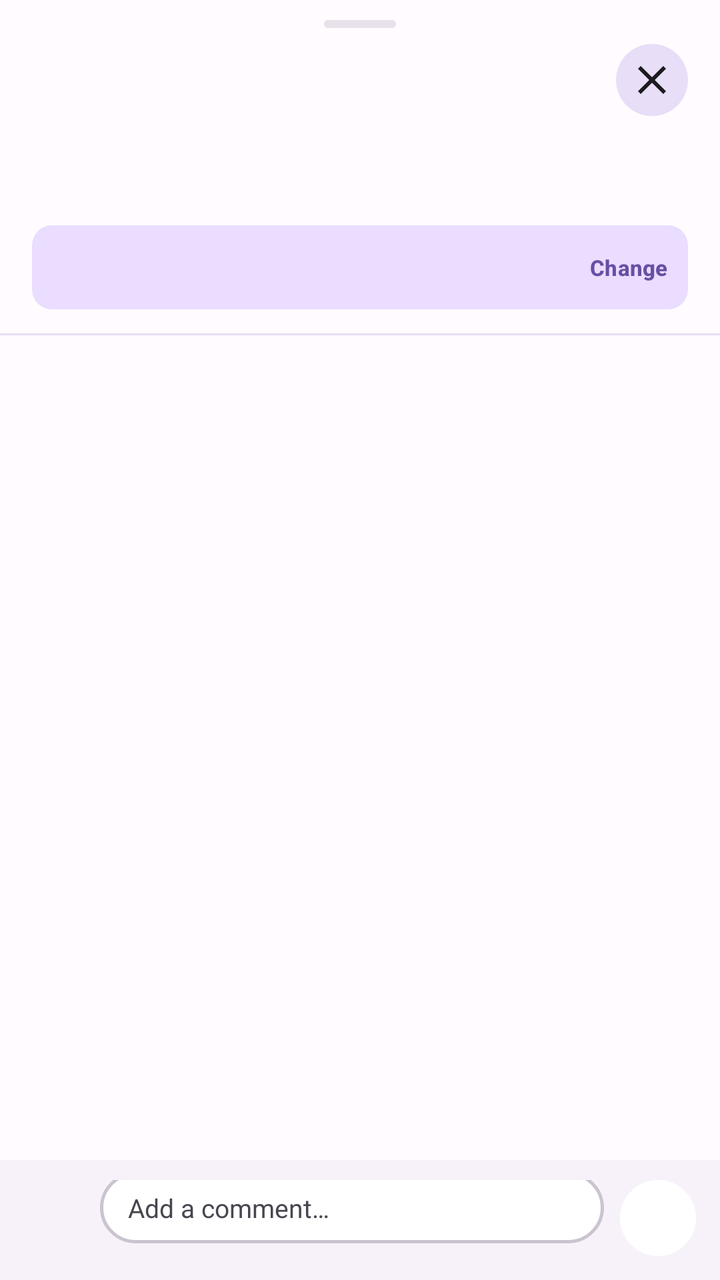
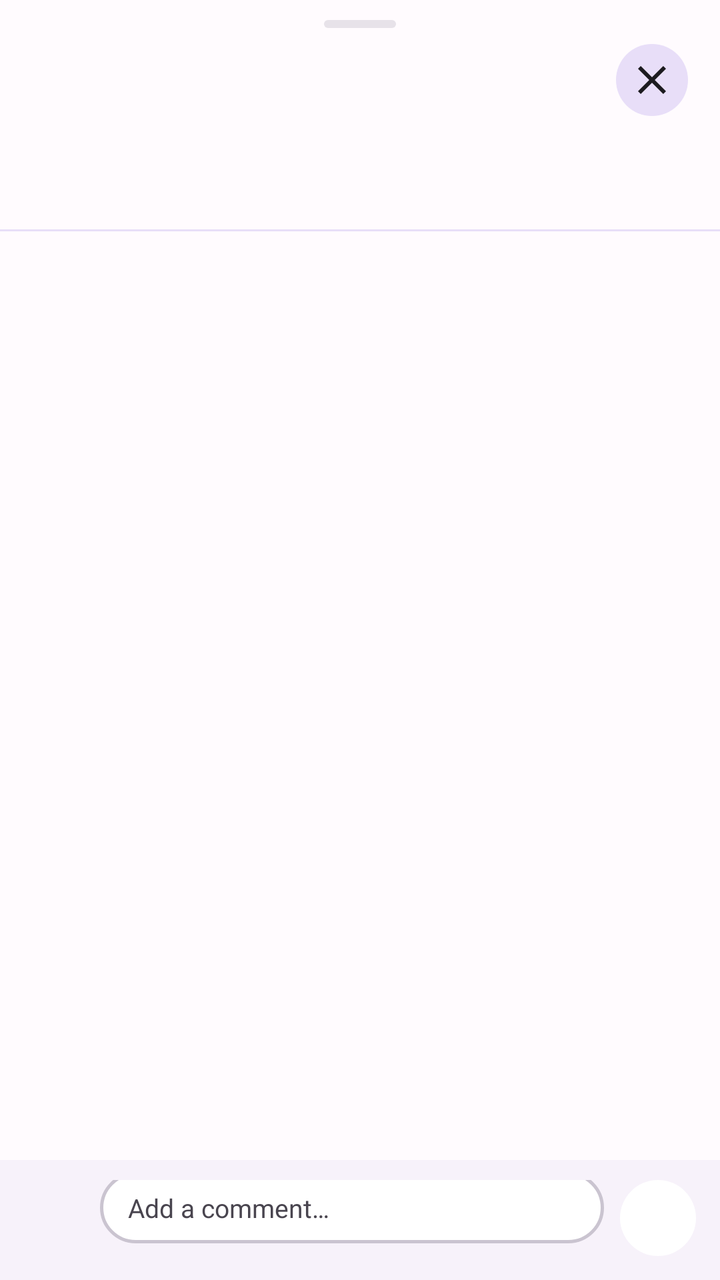

The first picture is an Android layout as it rendered before a commit; the second is the same layout after the commit. The layout source and the unified diff follow.
<!-- AndroidManifest.xml: application theme Theme.PatchBoard -->
<!-- res/layout/sheet_comments.xml -->
<?xml version="1.0" encoding="utf-8"?>
<LinearLayout xmlns:android="http://schemas.android.com/apk/res/android"
    xmlns:app="http://schemas.android.com/apk/res-auto"
    android:id="@+id/sheetRoot"
    android:layout_width="match_parent"
    android:layout_height="match_parent"
    android:orientation="vertical">

    <View
        android:layout_width="36dp"
        android:layout_height="4dp"
        android:layout_gravity="center_horizontal"
        android:layout_marginTop="10dp"
        android:alpha="0.45"
        android:background="@drawable/bg_sheet_handle" />

    
    <LinearLayout
        android:layout_width="match_parent"
        android:layout_height="wrap_content"
        android:orientation="vertical"
        android:paddingStart="16dp"
        android:paddingTop="8dp"
        android:paddingEnd="16dp"
        android:paddingBottom="12dp">

        <LinearLayout
            android:layout_width="match_parent"
            android:layout_height="wrap_content"
            android:gravity="center_vertical"
            android:orientation="horizontal">

            <TextView
                android:id="@+id/tvLocation"
                android:layout_width="wrap_content"
                android:layout_height="wrap_content"
                android:paddingStart="8dp"
                android:paddingTop="2dp"
                android:paddingEnd="8dp"
                android:paddingBottom="2dp"
                android:textSize="11sp"
                android:textStyle="bold" />

            <Space
                android:layout_width="0dp"
                android:layout_height="0dp"
                android:layout_weight="1" />

            <ImageButton
                android:id="@+id/btnClose"
                android:layout_width="36dp"
                android:layout_height="36dp"
                android:background="@drawable/bg_circle_close"
                android:contentDescription="@string/cd_close"
                android:padding="9dp"
                android:src="@drawable/ic_close"
                app:tint="@color/pb_on_surface" />
        </LinearLayout>

        <TextView
            android:id="@+id/tvTitle"
            android:layout_width="match_parent"
            android:layout_height="wrap_content"
            android:layout_marginTop="6dp"
            android:textColor="@color/pb_on_surface"
            android:textSize="15sp"
            android:textStyle="bold" />

        <TextView
            android:id="@+id/tvCount"
            android:layout_width="match_parent"
            android:layout_height="wrap_content"
            android:layout_marginTop="2dp"
            android:layout_marginBottom="10dp"
            android:textColor="@color/pb_on_surface_variant"
            android:textSize="12sp" />

        
        <LinearLayout
            android:layout_width="match_parent"
            android:layout_height="wrap_content"
            android:background="@drawable/bg_user_row"
            android:gravity="center_vertical"
            android:orientation="horizontal"
            android:paddingStart="10dp"
            android:paddingTop="8dp"
            android:paddingEnd="10dp"
            android:paddingBottom="8dp">

            <TextView
                android:id="@+id/tvUserAvatar"
                android:layout_width="26dp"
                android:layout_height="26dp"
                android:layout_marginEnd="8dp" />

            <LinearLayout
                android:id="@+id/userView"
                android:layout_width="0dp"
                android:layout_height="wrap_content"
                android:layout_weight="1"
                android:gravity="center_vertical"
                android:orientation="horizontal">

                <TextView
                    android:id="@+id/tvPostingAs"
                    android:layout_width="0dp"
                    android:layout_height="wrap_content"
                    android:layout_weight="1"
                    android:textColor="@color/pb_on_surface"
                    android:textSize="12sp" />

                <com.google.android.material.button.MaterialButton
                    android:id="@+id/btnChangeUser"
                    style="@style/PatchBoard.TextAction"
                    android:layout_width="wrap_content"
                    android:layout_height="wrap_content"
                    android:text="@string/action_change" />
            </LinearLayout>

            <LinearLayout
                android:id="@+id/userEdit"
                android:layout_width="0dp"
                android:layout_height="wrap_content"
                android:layout_weight="1"
                android:gravity="center_vertical"
                android:orientation="horizontal"
                android:visibility="gone">

                <EditText
                    android:id="@+id/etUserName"
                    style="@style/PatchBoard.Input"
                    android:layout_width="0dp"
                    android:layout_height="wrap_content"
                    android:layout_weight="1"
                    android:hint="@string/hint_your_name"
                    android:imeOptions="actionDone"
                    android:importantForAutofill="no"
                    android:inputType="textPersonName|textCapWords"
                    android:maxLines="1"
                    android:paddingTop="6dp"
                    android:paddingBottom="6dp"
                    android:textSize="12sp" />

                <com.google.android.material.button.MaterialButton
                    android:id="@+id/btnUserOk"
                    style="@style/PatchBoard.PillButton"
                    android:layout_width="wrap_content"
                    android:layout_height="wrap_content"
                    android:layout_marginStart="6dp"
                    android:text="@string/action_ok" />
            </LinearLayout>
        </LinearLayout>
    </LinearLayout>

    <View
        android:layout_width="match_parent"
        android:layout_height="1dp"
        android:background="@color/pb_divider" />

    
    <FrameLayout
        android:layout_width="match_parent"
        android:layout_height="0dp"
        android:layout_weight="1">

        <androidx.recyclerview.widget.RecyclerView
            android:id="@+id/commentsRecycler"
            android:layout_width="match_parent"
            android:layout_height="match_parent"
            android:clipToPadding="false"
            android:paddingBottom="8dp" />

        <LinearLayout
            android:id="@+id/emptyState"
            android:layout_width="match_parent"
            android:layout_height="match_parent"
            android:gravity="center"
            android:orientation="vertical"
            android:visibility="gone">

            <ImageView
                android:layout_width="40dp"
                android:layout_height="40dp"
                android:importantForAccessibility="no"
                android:src="@drawable/ic_comment"
                app:tint="@color/pb_outline" />

            <TextView
                android:layout_width="wrap_content"
                android:layout_height="wrap_content"
                android:layout_marginTop="8dp"
                android:text="@string/comments_empty"
                android:textColor="@color/pb_on_surface_variant"
                android:textSize="13sp" />
        </LinearLayout>
    </FrameLayout>

    
    <LinearLayout
        android:id="@+id/inputBar"
        android:layout_width="match_parent"
        android:layout_height="wrap_content"
        android:background="@color/pb_modal_bg"
        android:gravity="bottom"
        android:orientation="horizontal"
        android:paddingStart="12dp"
        android:paddingTop="10dp"
        android:paddingEnd="12dp"
        android:paddingBottom="12dp">

        <TextView
            android:id="@+id/tvInputAvatar"
            android:layout_width="30dp"
            android:layout_height="30dp"
            android:layout_marginBottom="4dp" />

        <EditText
            android:id="@+id/etComment"
            android:layout_width="0dp"
            android:layout_height="wrap_content"
            android:layout_marginStart="8dp"
            android:layout_marginEnd="8dp"
            android:layout_weight="1"
            android:background="@drawable/bg_input_pill"
            android:hint="@string/hint_add_comment"
            android:importantForAutofill="no"
            android:inputType="textMultiLine|textCapSentences"
            android:maxLines="4"
            android:minLines="1"
            android:overScrollMode="always"
            android:scrollbars="vertical"
            android:paddingStart="14dp"
            android:paddingTop="9dp"
            android:paddingEnd="14dp"
            android:paddingBottom="9dp"
            android:textColor="@color/pb_on_surface"
            android:textColorHint="@color/pb_on_surface_variant"
            android:textSize="13sp" />

        <ImageButton
            android:id="@+id/btnSend"
            android:layout_width="38dp"
            android:layout_height="38dp"
            android:background="@drawable/bg_dot"
            android:contentDescription="@string/cd_send"
            android:padding="9dp"
            android:src="@drawable/ic_send" />
    </LinearLayout>
</LinearLayout>
<!-- resources referenced by this layout -->
<resources>
  <color name="pb_divider">#E8DEF8</color>
  <color name="pb_modal_bg">#F7F2FA</color>
  <color name="pb_on_surface">#1C1B1F</color>
  <color name="pb_on_surface_variant">#49454F</color>
  <color name="pb_outline">#CAC4D0</color>
  <!-- drawable bg_user_row (drawable) -->
  <shape xmlns:android="http://schemas.android.com/apk/res/android" android:shape="rectangle">
      <solid android:color="@color/pb_user_row_bg"/>
      <corners android:radius="10dp"/>
  </shape>
  <string name="action_change">Change</string>
  <string name="action_ok">OK</string>
  <string name="cd_close">Close</string>
  <string name="cd_send">Send</string>
  <string name="comments_empty">No comments yet — be the first!</string>
  <string name="hint_add_comment">Add a comment…</string>
  <string name="hint_your_name">Your name</string>
  <style name="PatchBoard.Input" parent="Widget.AppCompat.EditText">
          <item name="android:background">@drawable/bg_input</item>
          <item name="android:textColor">@color/pb_on_surface</item>
          <item name="android:textColorHint">@color/pb_on_surface_variant</item>
          <item name="android:textSize">13sp</item>
          <item name="android:paddingStart">12dp</item>
          <item name="android:paddingEnd">12dp</item>
          <item name="android:paddingTop">10dp</item>
          <item name="android:paddingBottom">10dp</item>
      </style>
  <style name="PatchBoard.PillButton" parent="Widget.Material3.Button">
          <item name="android:insetTop">0dp</item>
          <item name="android:insetBottom">0dp</item>
          <item name="android:minWidth">0dp</item>
          <item name="android:minHeight">0dp</item>
          <item name="android:paddingStart">14dp</item>
          <item name="android:paddingEnd">14dp</item>
          <item name="android:paddingTop">5dp</item>
          <item name="android:paddingBottom">5dp</item>
          <item name="cornerRadius">20dp</item>
          <item name="backgroundTint">@color/pb_primary</item>
          <item name="android:textColor">@color/pb_on_primary</item>
          <item name="android:textSize">12sp</item>
          <item name="android:textStyle">bold</item>
      </style>
  <style name="PatchBoard.TextAction" parent="Widget.Material3.Button.TextButton">
          <item name="android:insetTop">0dp</item>
          <item name="android:insetBottom">0dp</item>
          <item name="android:minWidth">0dp</item>
          <item name="android:minHeight">0dp</item>
          <item name="android:paddingStart">0dp</item>
          <item name="android:paddingEnd">0dp</item>
          <item name="android:paddingTop">4dp</item>
          <item name="android:paddingBottom">4dp</item>
          <item name="android:textColor">@color/pb_primary</item>
          <item name="android:textSize">11sp</item>
          <item name="android:textStyle">bold</item>
      </style>
  <color name="pb_close_btn_bg">#E8DEF8</color>
  <color name="pb_input_bg">#FFFFFF</color>
  <color name="pb_user_row_bg">#EADDFF</color>
  <!-- drawable bg_input (drawable) -->
  <selector xmlns:android="http://schemas.android.com/apk/res/android">
      <item android:state_focused="true">
          <shape android:shape="rectangle">
              <solid android:color="@color/pb_input_bg"/>
              <corners android:radius="8dp"/>
              <stroke android:width="1.5dp" android:color="@color/pb_primary"/>
          </shape>
      </item>
      <item>
          <shape android:shape="rectangle">
              <solid android:color="@color/pb_input_bg"/>
              <corners android:radius="8dp"/>
              <stroke android:width="1.5dp" android:color="@color/pb_outline"/>
          </shape>
      </item>
  </selector>
  <color name="pb_primary">#6750A4</color>
  <color name="pb_on_primary">#FFFFFF</color>
  <color name="pb_primary_container">#EADDFF</color>
  <color name="pb_on_primary_container">#21005D</color>
  <color name="pb_chip_pressed">#E8DEF8</color>
  <color name="pb_surface">#FFFBFE</color>
  <color name="pb_error">#B3261E</color>
  <color name="pb_bg">#FFFBFE</color>
  <!-- unchanged entries left out for length: 11 -->
</resources>

<!-- the commit's change to res/layout/sheet_comments.xml (unified diff, before → after) -->
@@ -71,85 +71,8 @@
             android:layout_width="match_parent"
             android:layout_height="wrap_content"
             android:layout_marginTop="2dp"
-            android:layout_marginBottom="10dp"
             android:textColor="@color/pb_on_surface_variant"
             android:textSize="12sp" />
-
-        
-        <LinearLayout
-            android:layout_width="match_parent"
-            android:layout_height="wrap_content"
-            android:background="@drawable/bg_user_row"
-            android:gravity="center_vertical"
-            android:orientation="horizontal"
-            android:paddingStart="10dp"
-            android:paddingTop="8dp"
-            android:paddingEnd="10dp"
-            android:paddingBottom="8dp">
-
-            <TextView
-                android:id="@+id/tvUserAvatar"
-                android:layout_width="26dp"
-                android:layout_height="26dp"
-                android:layout_marginEnd="8dp" />
-
-            <LinearLayout
-                android:id="@+id/userView"
-                android:layout_width="0dp"
-                android:layout_height="wrap_content"
-                android:layout_weight="1"
-                android:gravity="center_vertical"
-                android:orientation="horizontal">
-
-                <TextView
-                    android:id="@+id/tvPostingAs"
-                    android:layout_width="0dp"
-                    android:layout_height="wrap_content"
-                    android:layout_weight="1"
-                    android:textColor="@color/pb_on_surface"
-                    android:textSize="12sp" />
-
-                <com.google.android.material.button.MaterialButton
-                    android:id="@+id/btnChangeUser"
-                    style="@style/PatchBoard.TextAction"
-                    android:layout_width="wrap_content"
-                    android:layout_height="wrap_content"
-                    android:text="@string/action_change" />
-            </LinearLayout>
-
-            <LinearLayout
-                android:id="@+id/userEdit"
-                android:layout_width="0dp"
-                android:layout_height="wrap_content"
-                android:layout_weight="1"
-                android:gravity="center_vertical"
-                android:orientation="horizontal"
-                android:visibility="gone">
-
-                <EditText
-                    android:id="@+id/etUserName"
-                    style="@style/PatchBoard.Input"
-                    android:layout_width="0dp"
-                    android:layout_height="wrap_content"
-                    android:layout_weight="1"
-                    android:hint="@string/hint_your_name"
-                    android:imeOptions="actionDone"
-                    android:importantForAutofill="no"
-                    android:inputType="textPersonName|textCapWords"
-                    android:maxLines="1"
-                    android:paddingTop="6dp"
-                    android:paddingBottom="6dp"
-                    android:textSize="12sp" />
-
-                <com.google.android.material.button.MaterialButton
-                    android:id="@+id/btnUserOk"
-                    style="@style/PatchBoard.PillButton"
-                    android:layout_width="wrap_content"
-                    android:layout_height="wrap_content"
-                    android:layout_marginStart="6dp"
-                    android:text="@string/action_ok" />
-            </LinearLayout>
-        </LinearLayout>
     </LinearLayout>
 
     <View
<!-- resource entries referenced after the edit -->
@@ -5,76 +5,12 @@
   <color name="pb_on_surface">#1C1B1F</color>
   <color name="pb_on_surface_variant">#49454F</color>
   <color name="pb_outline">#CAC4D0</color>
-  <!-- drawable bg_user_row (drawable) -->
-  <shape xmlns:android="http://schemas.android.com/apk/res/android" android:shape="rectangle">
-      <solid android:color="@color/pb_user_row_bg"/>
-      <corners android:radius="10dp"/>
-  </shape>
-  <string name="action_change">Change</string>
-  <string name="action_ok">OK</string>
   <string name="cd_close">Close</string>
   <string name="cd_send">Send</string>
   <string name="comments_empty">No comments yet — be the first!</string>
   <string name="hint_add_comment">Add a comment…</string>
-  <string name="hint_your_name">Your name</string>
-  <style name="PatchBoard.Input" parent="Widget.AppCompat.EditText">
-          <item name="android:background">@drawable/bg_input</item>
-          <item name="android:textColor">@color/pb_on_surface</item>
-          <item name="android:textColorHint">@color/pb_on_surface_variant</item>
-          <item name="android:textSize">13sp</item>
-          <item name="android:paddingStart">12dp</item>
-          <item name="android:paddingEnd">12dp</item>
-          <item name="android:paddingTop">10dp</item>
-          <item name="android:paddingBottom">10dp</item>
-      </style>
-  <style name="PatchBoard.PillButton" parent="Widget.Material3.Button">
-          <item name="android:insetTop">0dp</item>
-          <item name="android:insetBottom">0dp</item>
-          <item name="android:minWidth">0dp</item>
-          <item name="android:minHeight">0dp</item>
-          <item name="android:paddingStart">14dp</item>
-          <item name="android:paddingEnd">14dp</item>
-          <item name="android:paddingTop">5dp</item>
-          <item name="android:paddingBottom">5dp</item>
-          <item name="cornerRadius">20dp</item>
-          <item name="backgroundTint">@color/pb_primary</item>
-          <item name="android:textColor">@color/pb_on_primary</item>
-          <item name="android:textSize">12sp</item>
-          <item name="android:textStyle">bold</item>
-      </style>
-  <style name="PatchBoard.TextAction" parent="Widget.Material3.Button.TextButton">
-          <item name="android:insetTop">0dp</item>
-          <item name="android:insetBottom">0dp</item>
-          <item name="android:minWidth">0dp</item>
-          <item name="android:minHeight">0dp</item>
-          <item name="android:paddingStart">0dp</item>
-          <item name="android:paddingEnd">0dp</item>
-          <item name="android:paddingTop">4dp</item>
-          <item name="android:paddingBottom">4dp</item>
-          <item name="android:textColor">@color/pb_primary</item>
-          <item name="android:textSize">11sp</item>
-          <item name="android:textStyle">bold</item>
-      </style>
   <color name="pb_close_btn_bg">#E8DEF8</color>
   <color name="pb_input_bg">#FFFFFF</color>
-  <color name="pb_user_row_bg">#EADDFF</color>
-  <!-- drawable bg_input (drawable) -->
-  <selector xmlns:android="http://schemas.android.com/apk/res/android">
-      <item android:state_focused="true">
-          <shape android:shape="rectangle">
-              <solid android:color="@color/pb_input_bg"/>
-              <corners android:radius="8dp"/>
-              <stroke android:width="1.5dp" android:color="@color/pb_primary"/>
-          </shape>
-      </item>
-      <item>
-          <shape android:shape="rectangle">
-              <solid android:color="@color/pb_input_bg"/>
-              <corners android:radius="8dp"/>
-              <stroke android:width="1.5dp" android:color="@color/pb_outline"/>
-          </shape>
-      </item>
-  </selector>
   <color name="pb_primary">#6750A4</color>
   <color name="pb_on_primary">#FFFFFF</color>
   <color name="pb_primary_container">#EADDFF</color>
